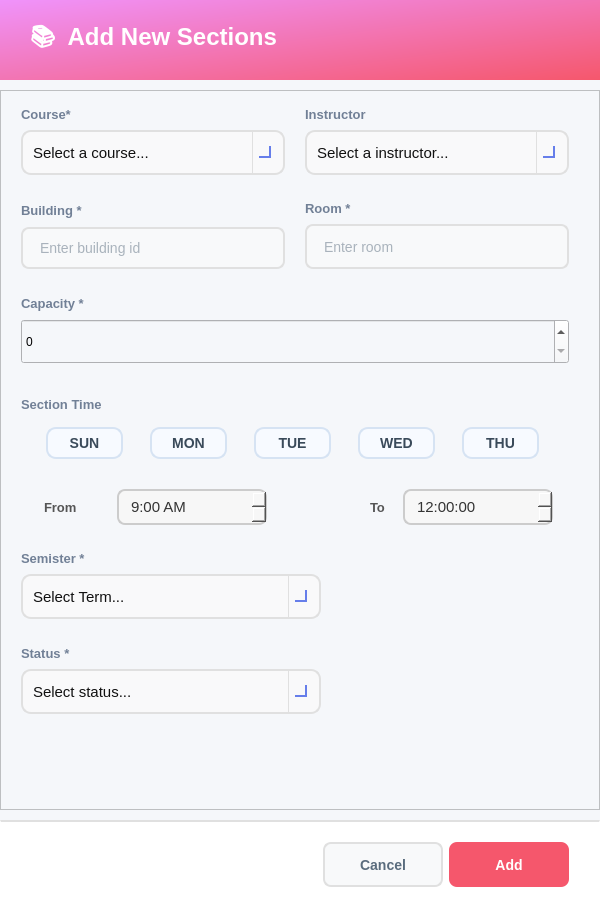
First picture: the form in app_ui/admin_ui/submenus_ui/not_made/add_sections_dialog.ui, repository Yasser-Daffa/ECE-Course-Registeration, before the edit.
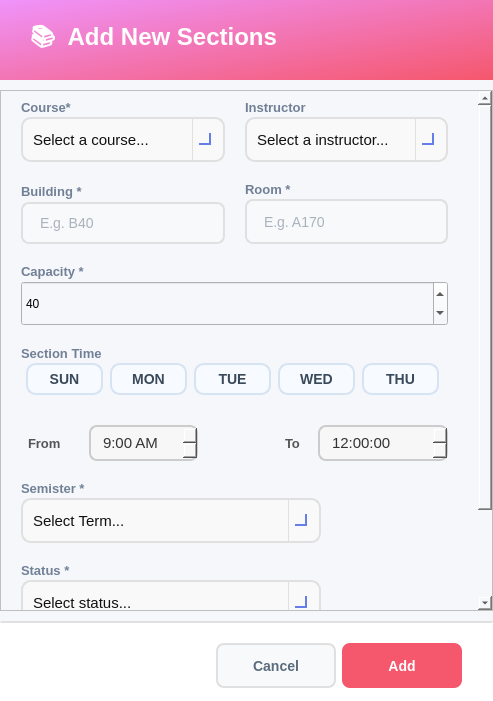
Second picture: the form after the edit.

The edit to the form file:
```diff
--- a/app_ui/admin_ui/submenus_ui/not_made/add_sections_dialog.ui
+++ b/app_ui/admin_ui/submenus_ui/not_made/add_sections_dialog.ui
@@ -6,8 +6,8 @@
    <rect>
     <x>0</x>
     <y>0</y>
-    <width>600</width>
-    <height>900</height>
+    <width>493</width>
+    <height>701</height>
    </rect>
   </property>
   <property name="maximumSize">
@@ -159,8 +159,8 @@
        <rect>
         <x>0</x>
         <y>0</y>
-        <width>598</width>
-        <height>718</height>
+        <width>479</width>
+        <height>710</height>
        </rect>
       </property>
       <property name="styleSheet">
@@ -467,7 +467,7 @@
 </string>
              </property>
              <property name="placeholderText">
-              <string>Enter building id</string>
+              <string>E.g. B40</string>
              </property>
             </widget>
            </item>
@@ -524,7 +524,7 @@
 </string>
              </property>
              <property name="placeholderText">
-              <string>Enter room</string>
+              <string>E.g. A170</string>
              </property>
             </widget>
            </item>
@@ -589,6 +589,9 @@
            <property name="maximum">
             <number>60</number>
            </property>
+           <property name="value">
+            <number>40</number>
+           </property>
           </widget>
          </item>
         </layout>
```
Left out of the diff: 20 changed lines with no effect on the pictures.
